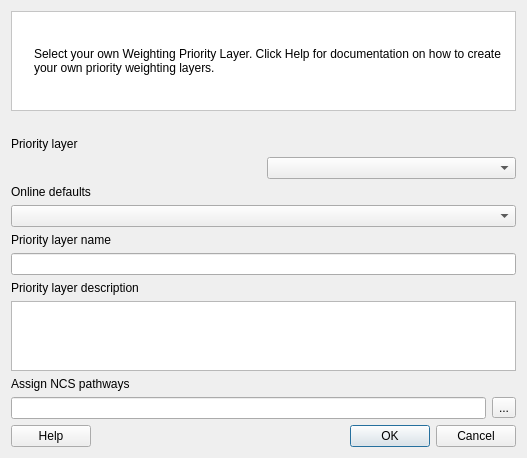
The window that src/cplus_plugin/ui/priority_layer_dialog.ui (ConservationInternational/cplus-plugin) describes before a commit, drawn with Qt 5.
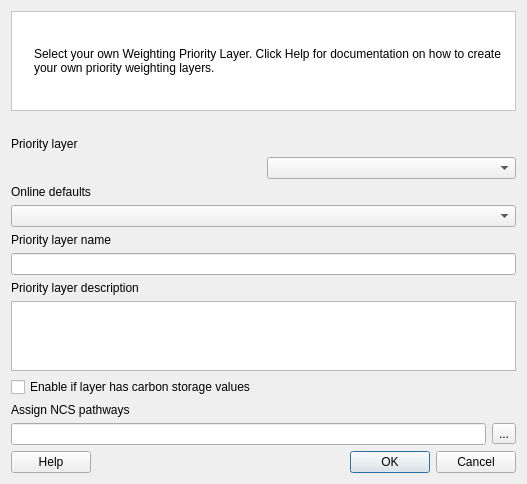
The same window after the commit. Icons and pictures are not drawn. Custom widgets are drawn as their Qt base class.

Commit message: Add property to check if the PWL is a carbon layer

What changed in the file:
```diff
--- a/src/cplus_plugin/ui/priority_layer_dialog.ui
+++ b/src/cplus_plugin/ui/priority_layer_dialog.ui
@@ -165,6 +165,13 @@
    <item>
     <widget class="QTextEdit" name="layer_description"/>
    </item>
+   <item>
+     <widget class="QCheckBox" name="carbon_enabled">
+       <property name="text">
+         <string>Enable if layer has carbon storage values</string>
+       </property>
+     </widget>
+   </item>
    <item>
     <widget class="QLabel" name="label_3">
      <property name="text">
```
The commit also changes 2 other files.
